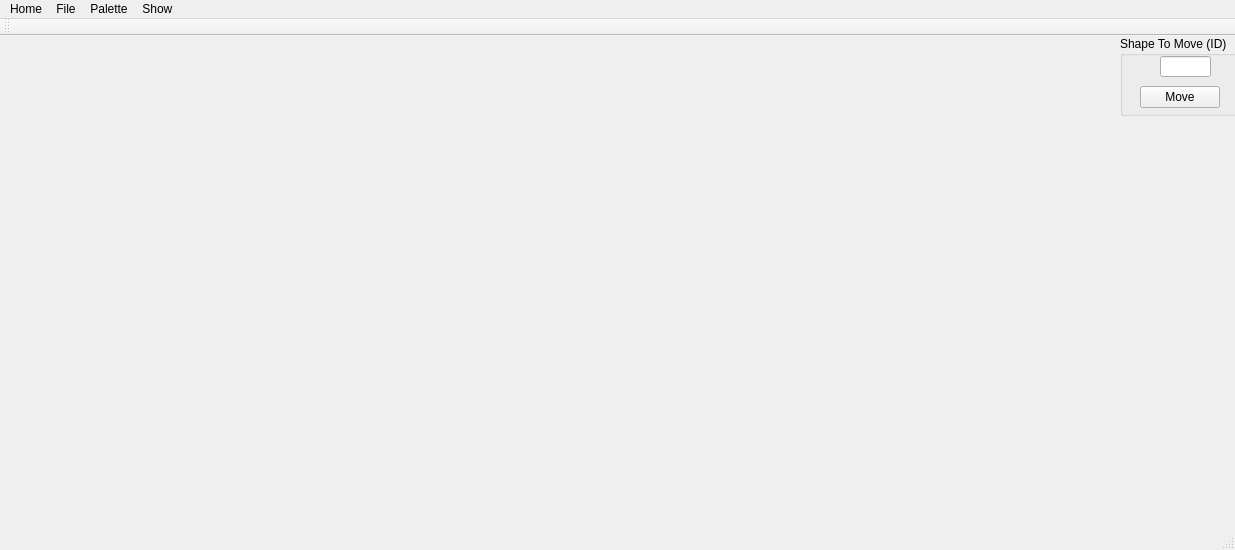
First picture: the form in 2DGraphicsModeler/mainwindow.ui, repository Alex-the-666/2DGraphicsModular, before the edit.
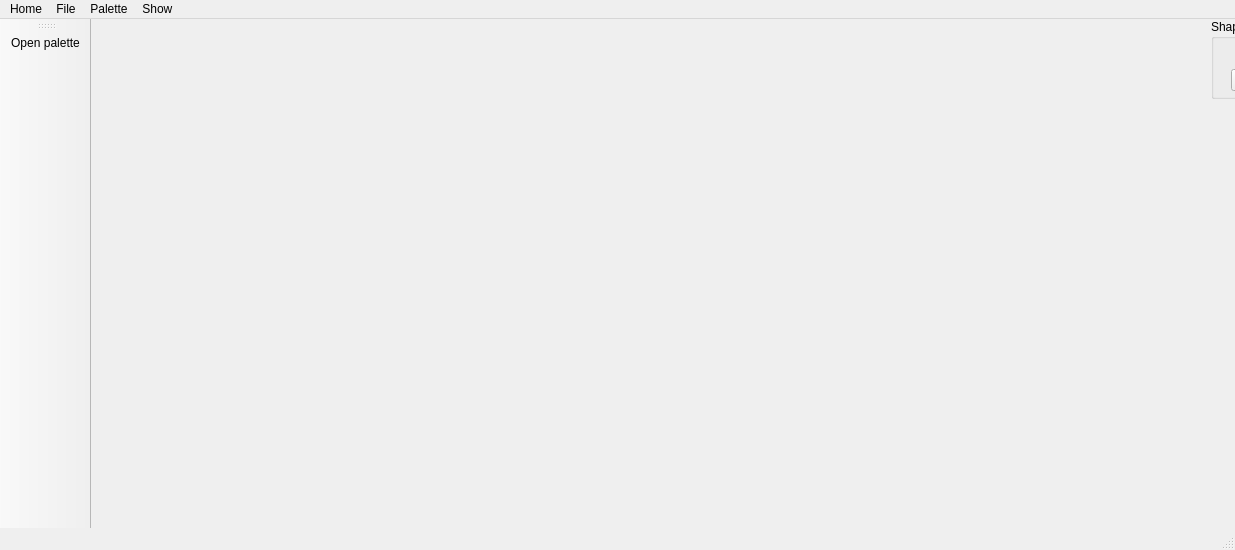
Second picture: the form after the edit. Icons and pictures are not drawn.

What changed in the file:
```diff
--- a/2DGraphicsModeler/mainwindow.ui
+++ b/2DGraphicsModeler/mainwindow.ui
@@ -97,11 +97,12 @@
   </widget>
   <widget class="QToolBar" name="mainToolBar">
    <attribute name="toolBarArea">
-    <enum>TopToolBarArea</enum>
+    <enum>LeftToolBarArea</enum>
    </attribute>
    <attribute name="toolBarBreak">
     <bool>false</bool>
    </attribute>
+   <addaction name="actionOpen_palette"/>
   </widget>
   <widget class="QStatusBar" name="statusBar"/>
   <action name="actionLogin">
```
Left out of the diff: 8 changed lines with no effect on the pictures.
